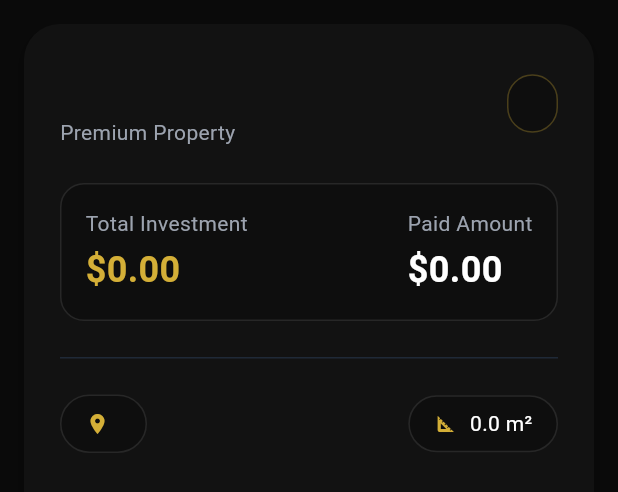
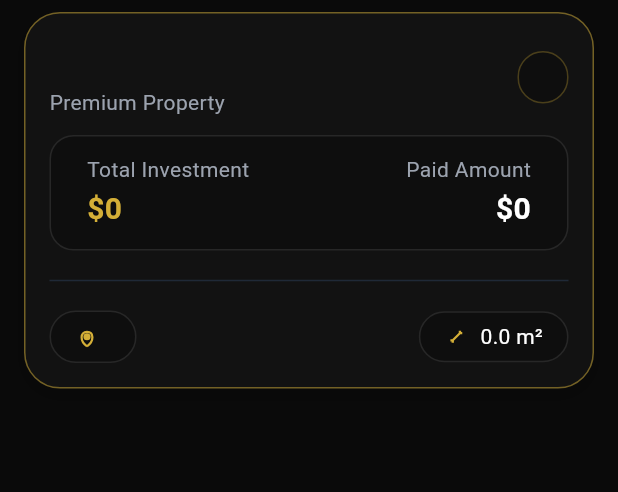
Before and after one commit to greatgreek73/realestate, a Flutter app: the PropertyCard widget shown alone on an empty page, opened directly with empty values, on a phone screen of 412 x 824 dp. Shown: the top 492 px of the screen. Run offline on Flutter 3.47's test engine with Material 3 defaults, Android fonts, the light colour scheme and no system bars; our stand-ins replace hive, hive_flutter; accounts and stored records are empty.

Commit message:
new cards design

```diff
--- a/lib/screens/investment_list_screen.dart
+++ b/lib/screens/investment_list_screen.dart
@@ -38,6 +38,7 @@ class InvestmentListScreen extends StatelessWidget {
           }
 
           return ListView.builder(
+            padding: const EdgeInsets.only(top: 8, bottom: 80),
             itemCount: box.values.length,
             itemBuilder: (context, index) {
               final investment = box.getAt(index)!;
--- a/lib/widgets/property_card.dart
+++ b/lib/widgets/property_card.dart
@@ -15,13 +15,26 @@ class PropertyCard extends StatelessWidget {
 
   @override
   Widget build(BuildContext context) {
-    final currencyFormatter = NumberFormat.currency(symbol: '\$');
+    final currencyFormatter = NumberFormat.currency(
+      locale: 'en_US',
+      symbol: '\$',
+      decimalDigits: 0,
+    ).format;
+
+    String formatNumber(double value) {
+      String formatted = currencyFormatter(value);
+      return formatted.replaceAll(',', '.');
+    }
 
     return Container(
-      margin: const EdgeInsets.all(16),
+      margin: const EdgeInsets.symmetric(horizontal: 16, vertical: 8),
       decoration: BoxDecoration(
         color: AppColors.surface,
         borderRadius: BorderRadius.circular(24),
+        border: Border.all(
+          color: AppColors.accent.withOpacity(0.5),
+          width: 1,
+        ),
         boxShadow: [
           BoxShadow(
             color: Colors.black.withOpacity(0.2),
@@ -31,8 +44,9 @@ class PropertyCard extends StatelessWidget {
         ],
       ),
       child: Padding(
-        padding: const EdgeInsets.all(24),
+        padding: const EdgeInsets.all(16),
         child: Column(
+          mainAxisSize: MainAxisSize.min,
           crossAxisAlignment: CrossAxisAlignment.start,
           children: [
             Row(
@@ -44,12 +58,12 @@ class PropertyCard extends StatelessWidget {
                     Text(
                       investment.propertyName,
                       style: const TextStyle(
-                        fontSize: 24,
+                        fontSize: 22,
                         fontWeight: FontWeight.bold,
                         color: AppColors.textPrimary,
                       ),
                     ),
-                    const SizedBox(height: 4),
+                    const SizedBox(height: 2),
                     const Text(
                       'Premium Property',
                       style: TextStyle(
@@ -62,7 +76,7 @@ class PropertyCard extends StatelessWidget {
                 Container(
                   padding: const EdgeInsets.symmetric(
                     horizontal: 16,
-                    vertical: 8,
+                    vertical: 6,
                   ),
                   decoration: BoxDecoration(
                     color: AppColors.overlay,
@@ -81,9 +95,9 @@ class PropertyCard extends StatelessWidget {
                 ),
               ],
             ),
-            const SizedBox(height: 24),
+            const SizedBox(height: 12),
             Container(
-              padding: const EdgeInsets.all(16),
+              padding: const EdgeInsets.symmetric(horizontal: 24, vertical: 12),
               decoration: BoxDecoration(
                 color: AppColors.overlay,
                 borderRadius: BorderRadius.circular(16),
@@ -91,9 +105,7 @@ class PropertyCard extends StatelessWidget {
                   color: Colors.white.withOpacity(0.1),
                 ),
               ),
-              child: Column(
-                children: [
-                  Row(
+              child: Row(
                 mainAxisAlignment: MainAxisAlignment.spaceBetween,
                 children: [
                   Column(
@@ -106,19 +118,19 @@ class PropertyCard extends StatelessWidget {
                           fontSize: 14,
                         ),
                       ),
-                          const SizedBox(height: 4),
+                      const SizedBox(height: 2),
                       Text(
-                            currencyFormatter.format(investment.investmentAmount),
+                        formatNumber(investment.investmentAmount),
                         style: const TextStyle(
                           color: AppColors.accent,
-                              fontSize: 24,
+                          fontSize: 20,
                           fontWeight: FontWeight.bold,
                         ),
                       ),
                     ],
                   ),
                   Column(
-                        crossAxisAlignment: CrossAxisAlignment.start,
+                    crossAxisAlignment: CrossAxisAlignment.end,
                     children: [
                       const Text(
                         'Paid Amount',
@@ -127,12 +139,12 @@ class PropertyCard extends StatelessWidget {
                           fontSize: 14,
                         ),
                       ),
-                          const SizedBox(height: 4),
+                      const SizedBox(height: 2),
                       Text(
-                            currencyFormatter.format(investment.amountPaid),
+                        formatNumber(investment.amountPaid),
                         style: const TextStyle(
                           color: AppColors.textPrimary,
-                              fontSize: 24,
+                          fontSize: 20,
                           fontWeight: FontWeight.bold,
                         ),
                       ),
@@ -140,25 +152,49 @@ class PropertyCard extends StatelessWidget {
                   ),
                 ],
               ),
-                ],
             ),
+            const Padding(
+              padding: EdgeInsets.symmetric(vertical: 12),
+              child: Divider(color: AppColors.divider),
             ),
-            const SizedBox(height: 24),
-            Container(
-              height: 1,
-              color: AppColors.divider,
-            ),
-            const SizedBox(height: 24),
             Row(
               mainAxisAlignment: MainAxisAlignment.spaceBetween,
               children: [
                 _buildInfoPill(
-                  icon: Icons.location_on,
-                  text: investment.location,
+                  child: Row(
+                    children: [
+                      CustomPaint(
+                        size: const Size(16, 16),
+                        painter: LocationPinPainter(color: AppColors.accent),
+                      ),
+                      const SizedBox(width: 8),
+                      Text(
+                        investment.location,
+                        style: const TextStyle(
+                          color: AppColors.textPrimary,
+                          fontSize: 14,
+                        ),
+                      ),
+                    ],
+                  ),
                 ),
                 _buildInfoPill(
-                  icon: Icons.square_foot,
-                  text: '${investment.area} m²',
+                  child: Row(
+                    children: [
+                      CustomPaint(
+                        size: const Size(16, 16),
+                        painter: AreaIconPainter(color: AppColors.accent),
+                      ),
+                      const SizedBox(width: 8),
+                      Text(
+                        '${investment.area} m²',
+                        style: const TextStyle(
+                          color: AppColors.textPrimary,
+                          fontSize: 14,
+                        ),
+                      ),
+                    ],
+                  ),
                 ),
               ],
             ),
@@ -169,13 +205,12 @@ class PropertyCard extends StatelessWidget {
   }
 
   Widget _buildInfoPill({
-    required IconData icon,
-    required String text,
+    required Widget child,
   }) {
     return Container(
       padding: const EdgeInsets.symmetric(
         horizontal: 16,
-        vertical: 8,
+        vertical: 6,
       ),
       decoration: BoxDecoration(
         color: AppColors.overlay,
@@ -184,23 +219,79 @@ class PropertyCard extends StatelessWidget {
           color: Colors.white.withOpacity(0.1),
         ),
       ),
-      child: Row(
-        children: [
-          Icon(
-            icon,
-            size: 16,
-            color: AppColors.accent,
-          ),
-          const SizedBox(width: 8),
-          Text(
-            text,
-            style: const TextStyle(
-              color: AppColors.textPrimary,
-              fontSize: 14,
-            ),
-          ),
-        ],
-      ),
+      child: child,
     );
   }
 }
+
+class LocationPinPainter extends CustomPainter {
+  final Color color;
+
+  LocationPinPainter({required this.color});
+
+  @override
+  void paint(Canvas canvas, Size size) {
+    final paint = Paint()
+      ..color = color
+      ..style = PaintingStyle.stroke
+      ..strokeWidth = 1.5;
+
+    final path = Path();
+
+    path.moveTo(size.width * 0.5, size.height * 0.9);
+    path.cubicTo(
+      size.width * 0.2, size.height * 0.7,
+      size.width * 0.2, size.height * 0.3,
+      size.width * 0.5, size.height * 0.3
+    );
+    path.cubicTo(
+      size.width * 0.8, size.height * 0.3,
+      size.width * 0.8, size.height * 0.7,
+      size.width * 0.5, size.height * 0.9
+    );
+
+    canvas.drawPath(path, paint);
+    canvas.drawCircle(
+      Offset(size.width * 0.5, size.height * 0.5),
+      size.width * 0.15,
+      Paint()..color = color
+    );
+  }
+
+  @override
+  bool shouldRepaint(CustomPainter oldDelegate) => false;
+}
+
+class AreaIconPainter extends CustomPainter {
+  final Color color;
+
+  AreaIconPainter({required this.color});
+
+  @override
+  void paint(Canvas canvas, Size size) {
+    final paint = Paint()
+      ..color = color
+      ..style = PaintingStyle.stroke
+      ..strokeWidth = 1.5;
+
+    final path = Path();
+
+    path.moveTo(size.width * 0.3, size.height * 0.7);
+    path.lineTo(size.width * 0.7, size.height * 0.3);
+
+    path.moveTo(size.width * 0.3, size.height * 0.7);
+    path.lineTo(size.width * 0.3, size.height * 0.6);
+    path.moveTo(size.width * 0.3, size.height * 0.7);
+    path.lineTo(size.width * 0.4, size.height * 0.7);
+
+    path.moveTo(size.width * 0.7, size.height * 0.3);
+    path.lineTo(size.width * 0.7, size.height * 0.4);
+    path.moveTo(size.width * 0.7, size.height * 0.3);
+    path.lineTo(size.width * 0.6, size.height * 0.3);
+
+    canvas.drawPath(path, paint);
+  }
+
+  @override
+  bool shouldRepaint(CustomPainter oldDelegate) => false;
+}
```
Lines whose indentation alone changed are shown as unchanged.
